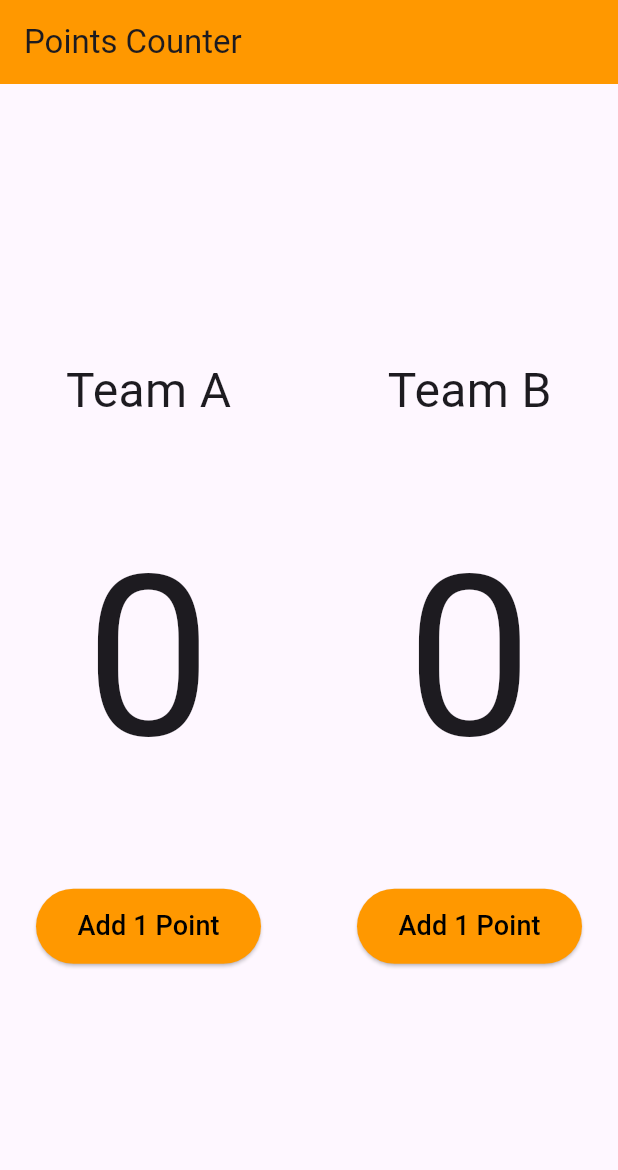
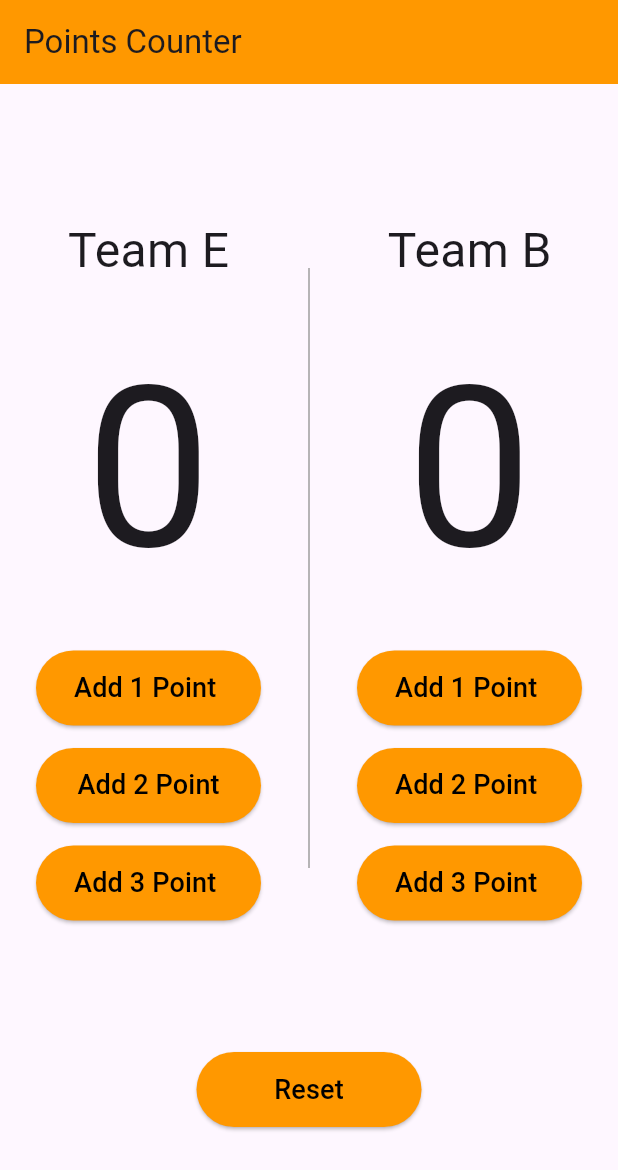
Before and after one commit to Mo7amed-fawzy/ScoreBall-app, a Flutter app: the screen it shows after launch, on a phone screen of 412 x 824 dp. Shown: the top 1170 px of the screen. Run offline on Flutter 3.47's test engine with Material 3 defaults, Android fonts, the phone set to English and light mode, and no system bars.

Commit message:
add 3 addition and reset buttons

```diff
--- a/lib/main.dart
+++ b/lib/main.dart
@@ -14,10 +14,12 @@ class PointsCounter extends StatefulWidget {
 
 class _PointsCounterState extends State<PointsCounter> {
   int teamAPoints = 0;
+
   int teamBPoints = 0;
 
   void addOnePoint() {
     if (kDebugMode) {
+      // علشان لو نسيت
       print('add one point');
     }
   }
@@ -43,7 +45,7 @@ class _PointsCounterState extends State<PointsCounter> {
                     mainAxisAlignment: MainAxisAlignment.spaceEvenly,
                     children: [
                       const Text(
-                        'Team A',
+                        'Team E',
                         style: TextStyle(
                           fontSize: 32,
                         ),
@@ -61,14 +63,51 @@ class _PointsCounterState extends State<PointsCounter> {
                           minimumSize: const Size(150, 50),
                         ),
                         onPressed: () {
-                          // No setState used
-                          teamAPoints++;
+                          setState(() {
+                            teamAPoints++;
+                          });
                           if (kDebugMode) {
                             print(teamAPoints);
                           }
                         },
                         child: const Text(
-                          'Add 1 Point',
+                          'Add 1 Point ',
+                          style: TextStyle(
+                            fontSize: 18,
+                            color: Colors.black,
+                          ),
+                        ),
+                      ),
+                      ElevatedButton(
+                        style: ElevatedButton.styleFrom(
+                          backgroundColor: Colors.orange,
+                          minimumSize: const Size(150, 50),
+                        ),
+                        onPressed: () {
+                          setState(() {
+                            teamAPoints += 2;
+                          });
+                        },
+                        child: const Text(
+                          'Add 2 Point',
+                          style: TextStyle(
+                            fontSize: 18,
+                            color: Colors.black,
+                          ),
+                        ),
+                      ),
+                      ElevatedButton(
+                        style: ElevatedButton.styleFrom(
+                          backgroundColor: Colors.orange,
+                          minimumSize: const Size(150, 50),
+                        ),
+                        onPressed: () {
+                          setState(() {
+                            teamAPoints += 3;
+                          });
+                        },
+                        child: const Text(
+                          'Add 3 Point ',
                           style: TextStyle(
                             fontSize: 18,
                             color: Colors.black,
@@ -78,9 +117,14 @@ class _PointsCounterState extends State<PointsCounter> {
                     ],
                   ),
                 ),
-                const VerticalDivider(
-                  color: Colors.grey,
-                  thickness: 1,
+                const SizedBox(
+                  height: 500,
+                  child: VerticalDivider(
+                    indent: 50,
+                    endIndent: 50,
+                    color: Colors.grey,
+                    thickness: 1,
+                  ),
                 ),
                 SizedBox(
                   height: 500,
@@ -106,14 +150,46 @@ class _PointsCounterState extends State<PointsCounter> {
                           minimumSize: const Size(150, 50),
                         ),
                         onPressed: () {
-                          // No setState used
+                          setState(() {});
                           teamBPoints++;
-                          if (kDebugMode) {
-                            print(teamBPoints);
-                          }
                         },
                         child: const Text(
-                          'Add 1 Point',
+                          'Add 1 Point ',
+                          style: TextStyle(
+                            fontSize: 18,
+                            color: Colors.black,
+                          ),
+                        ),
+                      ),
+                      ElevatedButton(
+                        style: ElevatedButton.styleFrom(
+                          backgroundColor: Colors.orange,
+                          minimumSize: const Size(150, 50),
+                        ),
+                        onPressed: () {
+                          setState(() {});
+                          teamBPoints += 2;
+                        },
+                        child: const Text(
+                          'Add 2 Point ',
+                          style: TextStyle(
+                            fontSize: 18,
+                            color: Colors.black,
+                          ),
+                        ),
+                      ),
+                      ElevatedButton(
+                        style: ElevatedButton.styleFrom(
+                          backgroundColor: Colors.orange,
+                          minimumSize: const Size(150, 50),
+                        ),
+                        onPressed: () {
+                          setState(() {
+                            teamBPoints += 3;
+                          });
+                        },
+                        child: const Text(
+                          'Add 3 Point ',
                           style: TextStyle(
                             fontSize: 18,
                             color: Colors.black,
@@ -125,6 +201,26 @@ class _PointsCounterState extends State<PointsCounter> {
                 ),
               ],
             ),
+            ElevatedButton(
+              style: ElevatedButton.styleFrom(
+                padding: const EdgeInsets.all(8),
+                backgroundColor: Colors.orange,
+                minimumSize: const Size(150, 50),
+              ),
+              onPressed: () {
+                setState(() {
+                  teamAPoints = 0;
+                  teamBPoints = 0;
+                });
+              },
+              child: const Text(
+                'Reset',
+                style: TextStyle(
+                  fontSize: 18,
+                  color: Colors.black,
+                ),
+              ),
+            ),
           ],
         ),
       ),
```
Also changed, not shown: الكود القديم.txt (deleted, +0 -161 lines), Untitled.png (added).
